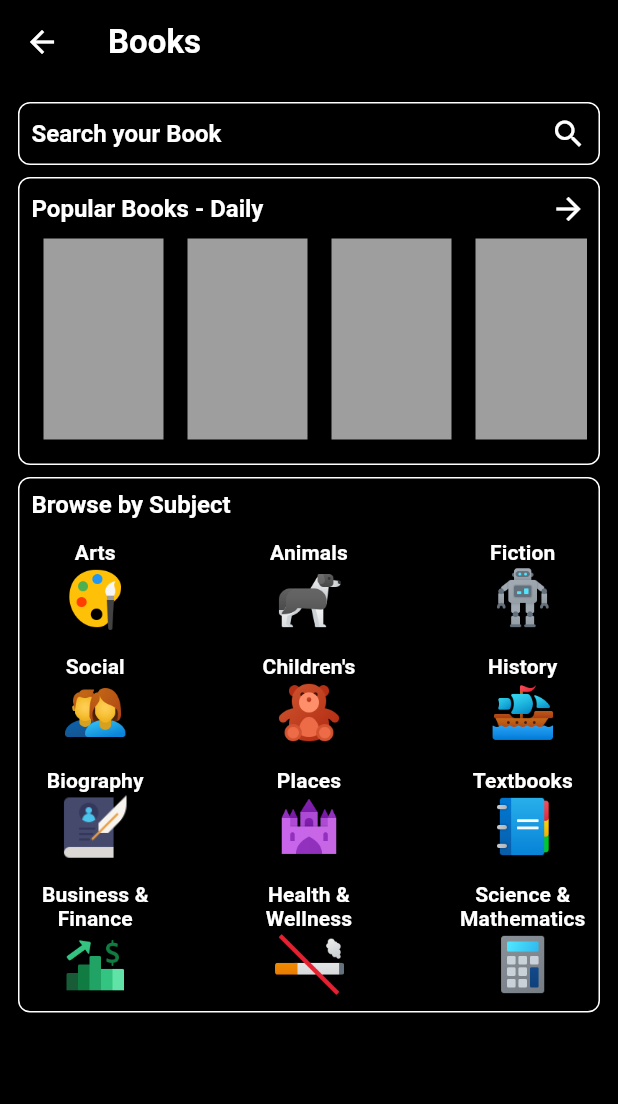
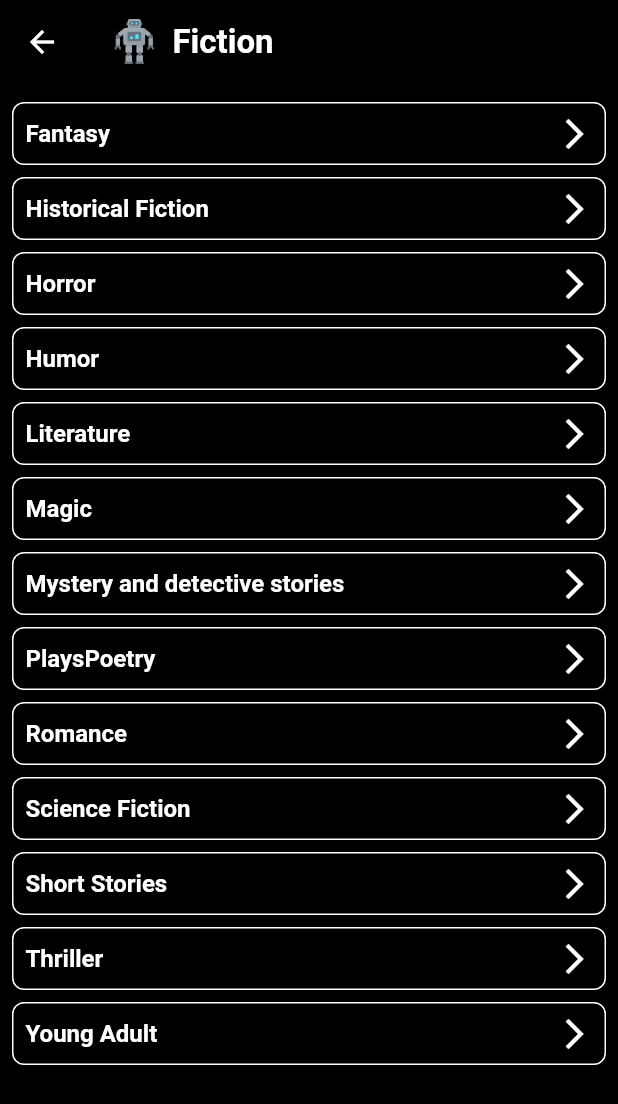
Before and after one commit to danielsidauruk/media_plex, a Flutter app: the BookHomePage screen opened by its route, after a tap on "Fiction", on a phone screen of 412 x 824 dp. Shown: the top 1104 px of the screen. Run offline on Flutter 3.47's test engine with Material 2 defaults, Android fonts, the light colour scheme and no system bars; our stand-ins replace cached_network_image, dartz, equatable, flutter_bloc, flutter_rating_bar, get_it and 2 more; accounts and stored records are empty; network calls fail; statements that could not run were skipped.

Commit message:
Add subjects Tile

```diff
--- a/lib/core/utils/constants.dart
+++ b/lib/core/utils/constants.dart
@@ -29,3 +29,22 @@ const String serverFailureMessage = 'Server Failure';
 const String tblWatchlist = 'watchlist';
 
 const String tblBookmark = 'bookmark';
+
+const List<String> artsSubjects = ['Architecture', 'Art Instruction', 'Art History', 'Dance', 'Design',
+  'Fashion', 'Film', 'Graphic Design', 'Music', 'Music Theory', 'Painting', 'Photography'];
+const List<String> animalSubjects = ['Bears', 'Cats', 'Kittens', 'Dogs', 'Puppies'];
+const List<String> fictionSubjects = ['Fantasy', 'Historical Fiction', 'Horror', 'Humor', 'Literature',
+  'Magic', 'Mystery and detective stories', 'Plays''Poetry', 'Romance', 'Science Fiction', 'Short Stories',
+  'Thriller', 'Young Adult',];
+const List<String> scienceAndMathematics = ['Biology', 'Chemistry', 'Mathematics', 'Physics', 'Programming'];
+const List<String> businessAndFinance = ['Management', 'Entrepreneurship', 'Business Economics',
+  'Business Success', 'Finance'];
+const List<String> children = ['Kids Books', 'Stories in Rhyme', 'Baby Books', 'Bedtime Books', 'Picture Books'];
+const List<String> history = ['Ancient Civilization', 'Archaeology', 'Anthropology', 'World War II', 'Social Life and Customs'];
+const List<String> healthAndWellness = ['Cooking', 'Cookbooks', 'Mental Health', 'Exercise', 'Nutrition', 'Self-help'];
+const List<String> biography = ['Autobiographies', 'History', 'Politics and Government', 'World War II',
+  'Women', 'Kings and Rulers', 'Composers', 'Artists'];
+const List<String> social = ['Anthropology', 'Religion', 'Political Science', 'Psychology'];
+const List<String> places = ['Brazil', 'India', 'Indonesia', 'United States'];
+const List<String> textbooks = ['History', 'Mathematics', 'Geography', 'Psychology', 'Algebra', 'Education',
+  'Business & Economics', 'Science', 'Chemistry', 'English Language', 'Physics', 'Computer Science'];
--- /dev/null
+++ b/lib/media_plex/books/presentation/pages/book_by_subjects.dart
@@ -0,0 +1,92 @@
+import 'package:flutter/material.dart';
+import 'package:media_plex/core/utils/constants.dart';
+
+class BookBySubjectsPage extends StatelessWidget {
+  const BookBySubjectsPage({
+    super.key,
+    required this.subject,
+    required this.icon,
+    required this.list,
+  });
+
+  final String subject;
+  final String icon;
+  final List<String> list;
+
+  static const routeName = '/bookBySubjectsPageRoute';
+
+  @override
+  Widget build(BuildContext context) {
+    return Scaffold(
+      appBar: AppBar(
+        backgroundColor: Colors.transparent,
+        elevation: 0.0,
+        title: Row(
+          mainAxisAlignment: MainAxisAlignment.start,
+          children: [
+            Image.asset(
+              'assets/icons/$icon',
+              width: 35,
+            ),
+
+            const SizedBox(width: 8),
+
+            Expanded(
+              child: Text(
+                subject,
+                style: Theme.of(context).textTheme.bodyText1
+                    ?.copyWith(
+                  fontWeight: FontWeight.bold,
+                  fontSize: 22,
+                ),
+              ),
+            ),
+          ],
+        ),
+      ),
+
+      body: Padding(
+        padding: const EdgeInsets.all(8.0),
+        child: Column(
+          children: [
+            Expanded(
+              child: ListView.builder(
+                itemCount: list.length,
+                itemBuilder: (context, index) {
+                  return InkWell(
+                    onTap: () {},
+                    child: Container(
+                      padding: const EdgeInsets.all(8.0),
+                      margin: const EdgeInsets.symmetric(vertical: 4.0),
+                      width: double.infinity,
+                      decoration: BoxDecoration(
+                        borderRadius: BorderRadius.circular(8.0),
+                        border: Border.all(color: Colors.white),
+                      ),
+                      child: Row(
+                        children: [
+                          Expanded(
+                            child: Text(
+                              textAlign: TextAlign.start,
+                              list[index],
+                              style: Theme.of(context)
+                                  .textTheme
+                                  .subtitle1
+                                  ?.copyWith(fontWeight: FontWeight.bold),
+                            ),
+                          ),
+
+                          const Icon(Icons.arrow_forward_ios_outlined),
+                        ],
+                      ),
+                    ),
+                  );
+                },
+              ),
+            ),
+          ],
+        ),
+      ),
+    );
+  }
+}
--- a/lib/media_plex/books/presentation/pages/book_detail_page.dart
+++ b/lib/media_plex/books/presentation/pages/book_detail_page.dart
@@ -4,7 +4,6 @@ import 'package:flutter_bloc/flutter_bloc.dart';
 import 'package:intl/intl.dart';
 import 'package:media_plex/core/utils/constants.dart';
 import 'package:media_plex/media_plex/books/domain/entities/book_detail.dart';
-import 'package:media_plex/media_plex/books/domain/use_cases/get_bookmark_status.dart';
 import 'package:media_plex/media_plex/books/presentation/bloc/book_detail_bloc/book_detail_bloc.dart';
 import 'package:media_plex/media_plex/books/presentation/bloc/bookmark/bookmark_bloc.dart';
 import 'package:media_plex/media_plex/movie/presentation/pages/movie_detail_page.dart';
--- a/lib/media_plex/books/presentation/pages/book_home_page.dart
+++ b/lib/media_plex/books/presentation/pages/book_home_page.dart
@@ -4,6 +4,7 @@ import 'package:flutter_bloc/flutter_bloc.dart';
 import 'package:media_plex/core/utils/constants.dart';
 import 'package:media_plex/media_plex/books/domain/entities/book_popular.dart';
 import 'package:media_plex/media_plex/books/presentation/bloc/popular_bloc/book_popular_bloc.dart';
+import 'package:media_plex/media_plex/books/presentation/pages/book_by_subjects.dart';
 import 'package:media_plex/media_plex/books/presentation/pages/book_detail_page.dart';
 import 'package:media_plex/media_plex/books/presentation/pages/book_popular_page.dart';
 import 'package:media_plex/media_plex/books/presentation/pages/book_search_page.dart';
@@ -193,28 +194,27 @@ class _BookHomePageState extends State<BookHomePage> {
           Row(
             mainAxisAlignment: MainAxisAlignment.spaceBetween,
             children: [
-              subjectIcon(context, 'Arts', 'art_icon.png'),
-              subjectIcon(context, 'Animals', 'animals_icon.png'),
-              subjectIcon(context, 'Fiction', 'fiction_icon.png'),
+              subjectIcon(context, 'Arts', 'art_icon.png', artsSubjects),
+              subjectIcon(context, 'Animals', 'animals_icon.png', animalSubjects),
+              subjectIcon(context, 'Fiction', 'fiction_icon.png', fictionSubjects),
             ],
           ),
           const SizedBox(height: 14),
           Row(
             mainAxisAlignment: MainAxisAlignment.spaceBetween,
             children: [
-              subjectIcon(
-                  context, "Social", 'social_n_science_icon.png'),
-              subjectIcon(context, "Children's", 'children_icon.png'),
-              subjectIcon(context, 'History', 'history_icon.png'),
+              subjectIcon(context, "Social", 'social_n_science_icon.png', social),
+              subjectIcon(context, "Children's", 'children_icon.png', children),
+              subjectIcon(context, 'History', 'history_icon.png', history),
             ],
           ),
           const SizedBox(height: 14),
           Row(
             mainAxisAlignment: MainAxisAlignment.spaceBetween,
             children: [
-              subjectIcon(context, 'Biography', 'biography_icon.png'),
-              subjectIcon(context, 'Places', 'Places_icon.png'),
-              subjectIcon(context, 'Textbooks', 'text_book_icon.png')
+              subjectIcon(context, 'Biography', 'biography_icon.png', biography),
+              subjectIcon(context, 'Places', 'Places_icon.png', places),
+              subjectIcon(context, 'Textbooks', 'text_book_icon.png', textbooks)
             ],
           ),
           const SizedBox(height: 14),
@@ -222,11 +222,11 @@ class _BookHomePageState extends State<BookHomePage> {
             mainAxisAlignment: MainAxisAlignment.spaceBetween,
             children: [
               subjectIcon(context, 'Business & Finance',
-                  'business_n_finance_icon.png'),
+                  'business_n_finance_icon.png', businessAndFinance),
               subjectIcon(context, 'Health & Wellness',
-                  'health_n_wellness_icon.png'),
+                  'health_n_wellness_icon.png', healthAndWellness),
               subjectIcon(
-                  context, 'Science &\nMathematics', 'math_icon.png'),
+                  context, 'Science &\nMathematics', 'math_icon.png', scienceAndMathematics),
             ],
           ),
         ],
@@ -234,9 +234,19 @@ class _BookHomePageState extends State<BookHomePage> {
     );
   }
 
-  InkWell subjectIcon(context, String subjectName, String iconAssets) {
+  InkWell subjectIcon(context, String subjectName, String iconAssets, List<String> menu) {
     return InkWell(
-      onTap: () {},
+      onTap: () => Navigator.push(
+        context,
+        MaterialPageRoute(
+          builder: (context) =>
+              BookBySubjectsPage(
+                subject: subjectName,
+                icon: iconAssets,
+                list: menu,
+              ),
+        ),
+      ),
       child: SizedBox(
         width: 85,
         child: Column(
--- a/lib/media_plex/books/presentation/pages/book_popular_page.dart
+++ b/lib/media_plex/books/presentation/pages/book_popular_page.dart
@@ -41,6 +41,7 @@ class _BookPopularPageState extends State<BookPopularPage> {
             ),
           ),
         ),
+
         body: buildBody(context));
   }
 
```
Also changed, not shown: lib/main.dart (+16 -3 lines).
